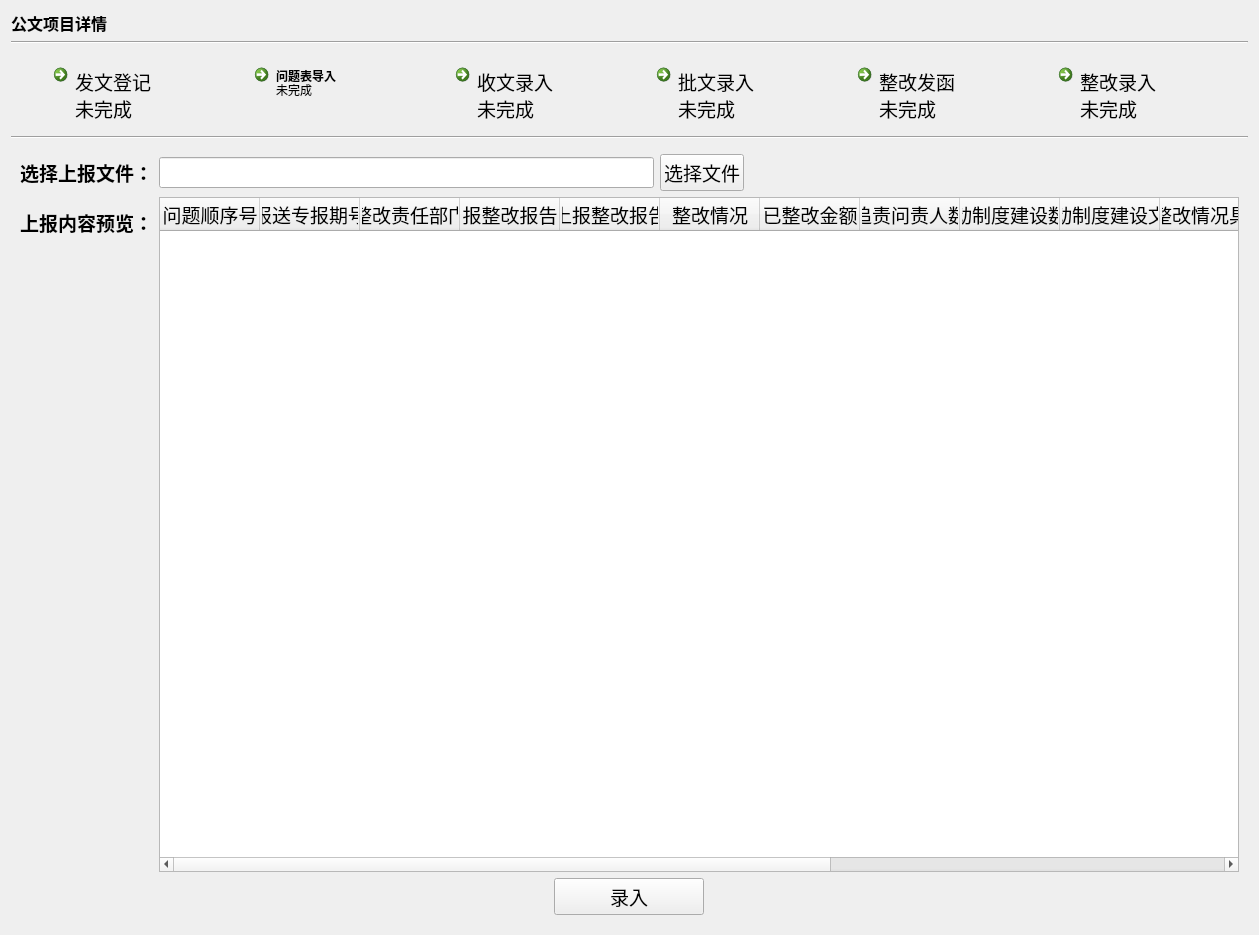
Qt form ui_dir/zgdetail.ui (wind-sword/Audit) before a commit.
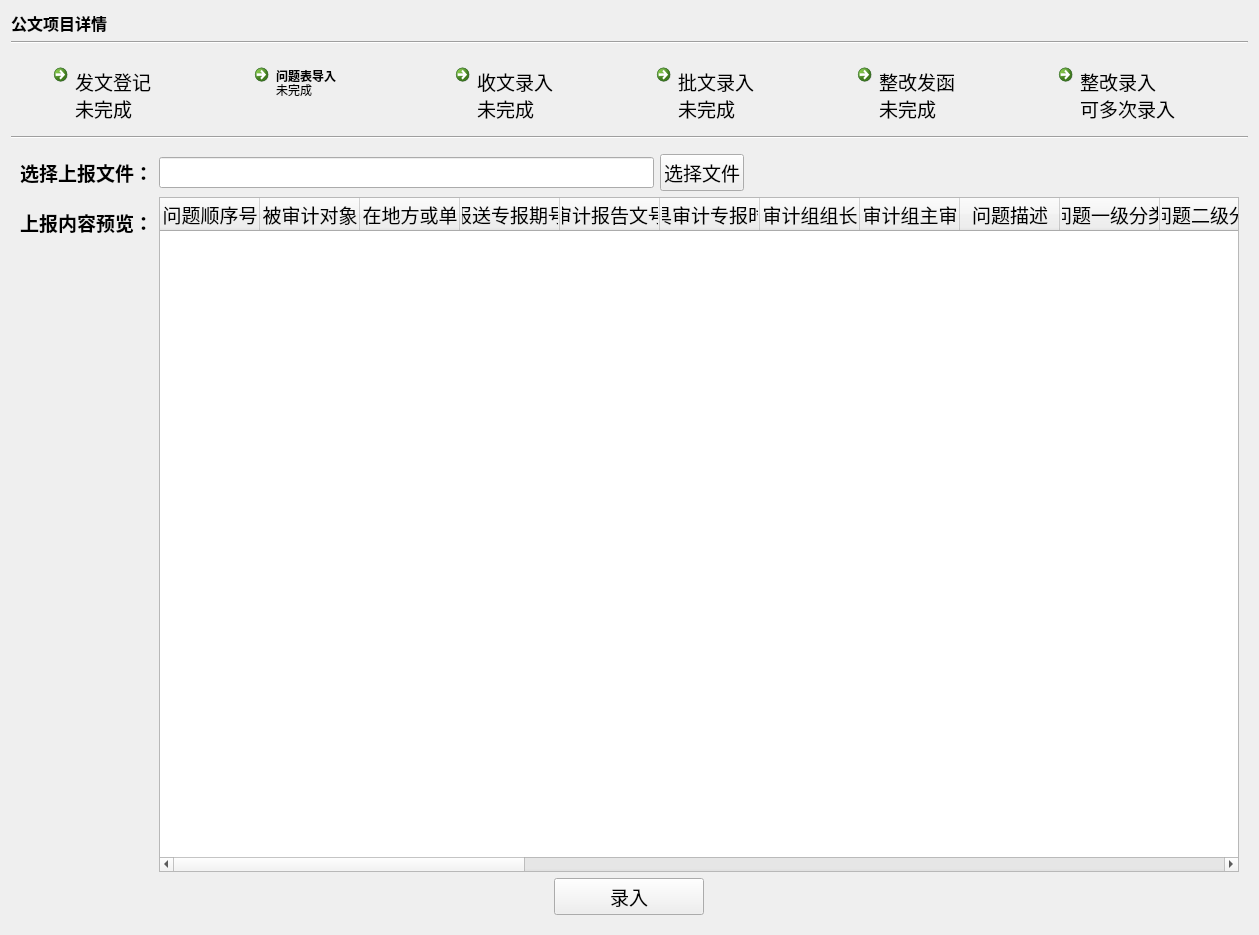
The same form after that commit. The open tabs and pages were chosen to show the change. Icons and pictures are not drawn.

Commit message: 诸多细节完善(缺少输入框下拉选择)，办文浏览功能未完成，整改发函导入功能未完成，部分修改逻辑未实现

Diff of the .ui file:
```diff
--- a/ui_dir/zgdetail.ui
+++ b/ui_dir/zgdetail.ui
@@ -281,7 +281,7 @@
         </size>
        </property>
        <property name="description">
-        <string>未完成</string>
+        <string>可多次录入</string>
        </property>
       </widget>
      </item>
@@ -1957,6 +1957,9 @@
          </item>
          <item row="0" column="1">
           <widget class="QTableWidget" name="tableWidget_2">
+           <property name="columnCount">
+            <number>30</number>
+           </property>
            <column>
             <property name="text">
              <string>问题顺序号</string>
@@ -1967,6 +1970,28 @@
              </font>
             </property>
            </column>
+           <column>
+            <property name="text">
+             <string>被审计对象</string>
+            </property>
+            <property name="font">
+             <font>
+              <pointsize>14</pointsize>
+              <weight>50</weight>
+              <bold>false</bold>
+             </font>
+            </property>
+           </column>
+           <column>
+            <property name="text">
+             <string>所在地方或单位</string>
+            </property>
+            <property name="font">
+             <font>
+              <pointsize>14</pointsize>
+             </font>
+            </property>
+           </column>
            <column>
             <property name="text">
              <string>报送专报期号</string>
@@ -1977,6 +2002,126 @@
              </font>
             </property>
            </column>
+           <column>
+            <property name="text">
+             <string>审计报告文号</string>
+            </property>
+            <property name="font">
+             <font>
+              <pointsize>14</pointsize>
+             </font>
+            </property>
+           </column>
+           <column>
+            <property name="text">
+             <string>出具审计专报时间</string>
+            </property>
+            <property name="font">
+             <font>
+              <pointsize>14</pointsize>
+             </font>
+            </property>
+           </column>
+           <column>
+            <property name="text">
+             <string>审计组组长</string>
+            </property>
+            <property name="font">
+             <font>
+              <pointsize>14</pointsize>
+             </font>
+            </property>
+           </column>
+           <column>
+            <property name="text">
+             <string>审计组主审</string>
+            </property>
+            <property name="font">
+             <font>
+              <pointsize>14</pointsize>
+             </font>
+            </property>
+           </column>
+           <column>
+            <property name="text">
+             <string>问题描述</string>
+            </property>
+            <property name="font">
+             <font>
+              <pointsize>14</pointsize>
+             </font>
+            </property>
+           </column>
+           <column>
+            <property name="text">
+             <string>问题一级分类</string>
+            </property>
+            <property name="font">
+             <font>
+              <pointsize>14</pointsize>
+             </font>
+            </property>
+           </column>
+           <column>
+            <property name="text">
+             <string>问题二级分类</string>
+            </property>
+            <property name="font">
+             <font>
+              <pointsize>14</pointsize>
+             </font>
+            </property>
+           </column>
+           <column>
+            <property name="text">
+             <string>问题三级分类</string>
+            </property>
+            <property name="font">
+             <font>
+              <pointsize>14</pointsize>
+             </font>
+            </property>
+           </column>
+           <column>
+            <property name="text">
+             <string>问题四级分类</string>
+            </property>
+            <property name="font">
+             <font>
+              <pointsize>14</pointsize>
+             </font>
+            </property>
+           </column>
+           <column>
+            <property name="text">
+             <string>备注</string>
+            </property>
+            <property name="font">
+             <font>
+              <pointsize>14</pointsize>
+             </font>
+            </property>
+           </column>
+           <column>
+            <property name="text">
+             <string>问题金额</string>
+            </property>
+            <property name="font">
+             <font>
+              <pointsize>14</pointsize>
+             </font>
+            </property>
+           </column>
+           <column>
+            <property name="text">
+             <string>移送及处理情况</string>
+            </property>
+            <property name="font">
+             <font>
+              <pointsize>14</pointsize>
+             </font>
+            </property>
+           </column>
            <column>
             <property name="text">
              <string>整改责任部门</string>
```
Left out of the diff: 310 changed lines with no effect on the pictures. The commit also changes 25 other files.
